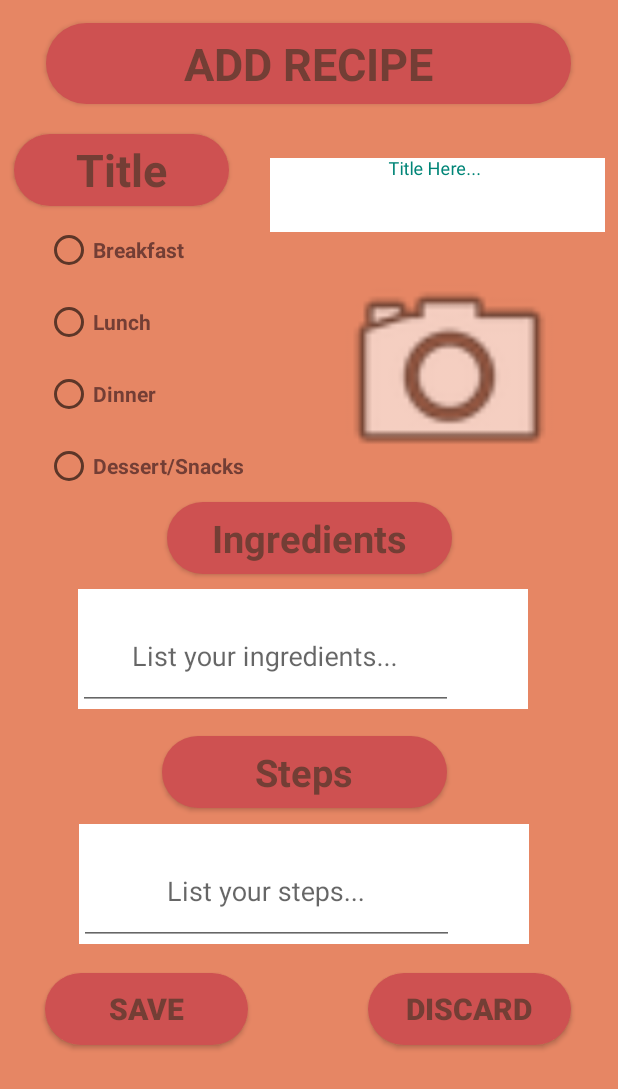
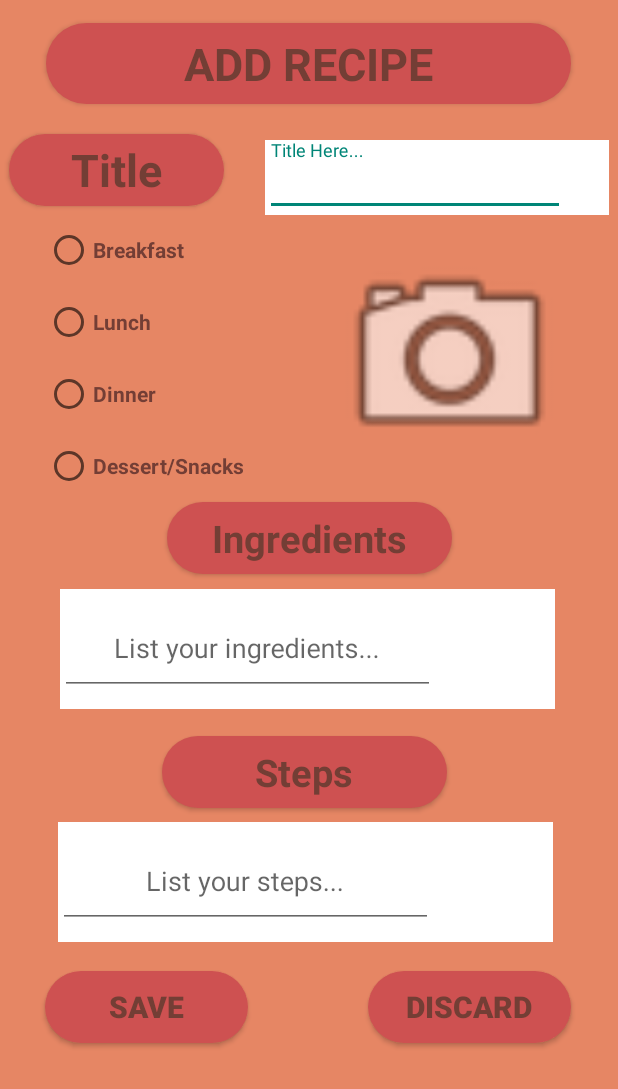
Before and after one commit to alexbegt/WhatsCooking, an Android app: the AddRecipe screen opened directly, with no data from a screen before it, on a phone screen of 412 x 824 dp. Shown: the top 1089 px of the screen. Run offline under Robolectric (Android 15) with nearby library versions, the phone set to English and light mode, and no system bars.

Commit message:
Fix Recipe Text Box (#5)
* Add Recipe Text Box Update

Co-authored-by: Alexander (alexbegt) <traincrazyb@aol.com>

```diff
--- a/app/src/main/res/layout/activity_add_recipe.xml
+++ b/app/src/main/res/layout/activity_add_recipe.xml
@@ -59,10 +59,10 @@
 
     <com.google.android.material.textfield.TextInputLayout
         android:id="@+id/inputtitle"
-        android:layout_width="223dp"
-        android:layout_height="49dp"
+        android:layout_width="229dp"
+        android:layout_height="50dp"
         android:layout_marginStart="15dp"
-        android:layout_marginTop="36dp"
+        android:layout_marginTop="24dp"
         android:layout_marginEnd="18dp"
         android:background="#FFFFFF"
         app:layout_constraintEnd_toEndOf="parent"
@@ -71,9 +71,10 @@
 
         <com.google.android.material.textfield.TextInputEditText
             android:id="@+id/titlehere"
-            android:layout_width="220dp"
-            android:layout_height="48dp"
-            android:gravity="center"
+            android:layout_width="200dp"
+            android:layout_height="40dp"
+            android:layout_marginTop="20dp"
+            android:layout_marginEnd="18dp"
             android:hint="Title Here..." />
     </com.google.android.material.textfield.TextInputLayout>
 
@@ -155,9 +156,9 @@
 
     <com.google.android.material.textfield.TextInputLayout
         android:id="@+id/inputing"
-        android:layout_width="300dp"
+        android:layout_width="330dp"
         android:layout_height="80dp"
-        android:layout_marginStart="52dp"
+        android:layout_marginStart="40dp"
         android:layout_marginTop="10dp"
         android:background="#FFFFFF"
         app:layout_constraintStart_toStartOf="parent"
@@ -166,7 +167,7 @@
         <com.google.android.material.textfield.TextInputEditText
             android:id="@+id/listing"
             android:layout_width="250dp"
-            android:layout_height="70dp"
+            android:layout_height="60dp"
             android:gravity="center"
             android:hint="List your ingredients..." />
     </com.google.android.material.textfield.TextInputLayout>
@@ -191,19 +192,20 @@
 
     <com.google.android.material.textfield.TextInputLayout
         android:id="@+id/liststep"
-        android:layout_width="300dp"
+        android:layout_width="330dp"
         android:layout_height="80dp"
-        android:layout_marginTop="549dp"
+        android:layout_marginTop="548dp"
+        android:layout_marginEnd="40dp"
         android:background="#FFFFFF"
         app:layout_constraintEnd_toEndOf="parent"
-        app:layout_constraintHorizontal_bias="0.468"
+        app:layout_constraintHorizontal_bias="0.925"
         app:layout_constraintStart_toStartOf="parent"
         app:layout_constraintTop_toTopOf="parent">
 
         <com.google.android.material.textfield.TextInputEditText
             android:id="@+id/listhere"
             android:layout_width="250dp"
-            android:layout_height="70dp"
+            android:layout_height="60dp"
             android:gravity="center"
             android:hint="List your steps..." />
     </com.google.android.material.textfield.TextInputLayout>
```
